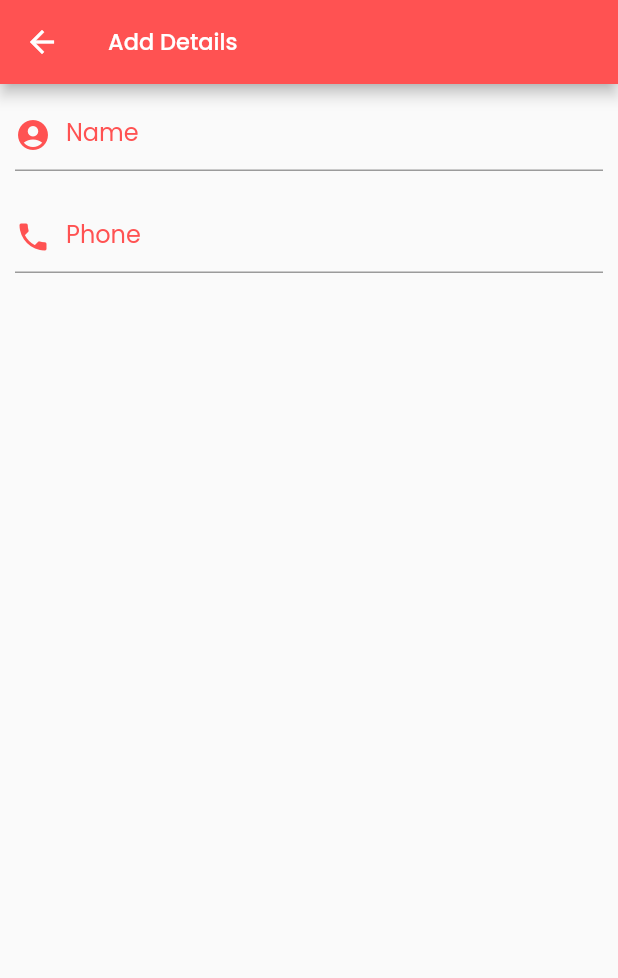
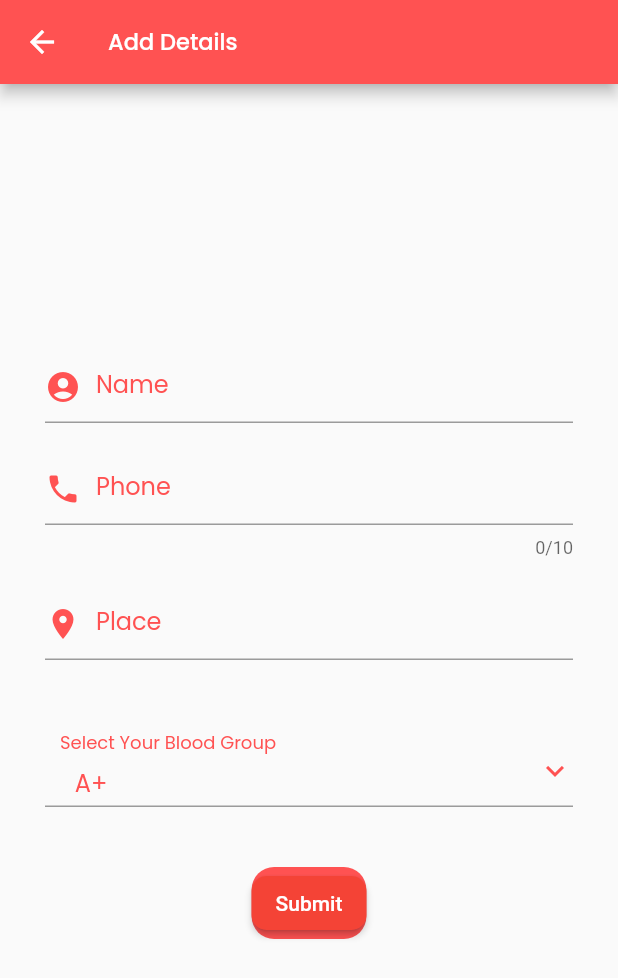
Before and after one commit to abujohnelias/crud_ui, a Flutter app: the details screen opened by its route, on a phone screen of 412 x 824 dp. Shown: the top 978 px of the screen. Run offline on Flutter 3.47's test engine with Material 2 defaults, Android fonts, the phone set to English and light mode, and no system bars; our stand-ins replace google_fonts.

Commit message:
added dropdown button & submit button

```diff
--- /dev/null
+++ b/lib/Constants/Widgets/reUSE_button.dart
@@ -0,0 +1,47 @@
+
+
+import 'package:flutter/material.dart';
+import 'package:flutter/src/widgets/framework.dart';
+import 'package:flutter/src/widgets/placeholder.dart';
+
+class Reusable_EButton extends StatelessWidget {
+  final dynamic? EBUTTON_IconChild;
+  final dynamic? EBUTTON_TextChild;
+  final Color EBUTTON_Color;
+  final Color? EBUTTON_ChildColor;
+  final double? EBUTTON_Width;
+  final double? EBUTTON_Height;
+  final double? EBUTTON_Radious;
+  VoidCallback onPressed;
+  Reusable_EButton({
+    super.key,
+    required this.EBUTTON_Color,
+    required this.onPressed,
+    this.EBUTTON_ChildColor,
+    this.EBUTTON_IconChild,
+    this.EBUTTON_TextChild,
+    this.EBUTTON_Width,
+    this.EBUTTON_Height,
+    this.EBUTTON_Radious,
+  });
+
+  @override
+  Widget build(BuildContext context) {
+    return Padding(
+      padding: const EdgeInsets.fromLTRB(10, 30, 10, 30),
+      child: Container(
+          decoration: BoxDecoration(
+              color: EBUTTON_Color, borderRadius: BorderRadius.circular(15)),
+          child: ElevatedButton(
+            onPressed: onPressed,
+            child: EBUTTON_TextChild,
+            style: ButtonStyle(
+              shape: MaterialStatePropertyAll<RoundedRectangleBorder>(
+                  RoundedRectangleBorder(
+                      borderRadius: BorderRadius.circular(EBUTTON_Radious!))),
+              foregroundColor: MaterialStatePropertyAll(EBUTTON_ChildColor),
+            ),
+          )),
+    );
+  }
+}
--- /dev/null
+++ b/lib/Constants/Widgets/reUSE_textfield.dart
@@ -0,0 +1,50 @@
+import 'package:crud_trial/Constants/color_const.dart';
+import 'package:flutter/material.dart';
+import 'package:flutter/src/widgets/framework.dart';
+import 'package:flutter/src/widgets/placeholder.dart';
+import 'package:google_fonts/google_fonts.dart';
+
+class Textfield extends StatelessWidget {
+  final String TEXTFIELD_label;
+  final TEXTFIELD_icon;
+  int? TEXTFIELD_length;
+  double? TEXTFIELD_border;
+  Textfield({
+    super.key,
+    required this.TEXTFIELD_label,
+    required this.TEXTFIELD_icon,
+    this.TEXTFIELD_length,
+  });
+
+  @override
+  Widget build(BuildContext context) {
+    return Padding(
+      padding: const EdgeInsets.fromLTRB(30, 10, 30, 10),
+      child: TextFormField(
+        cursorColor: ColorConst.red,
+        decoration: InputDecoration(
+          contentPadding: EdgeInsets.only(top: 0),
+          focusedBorder: UnderlineInputBorder(
+            borderSide: BorderSide(color: ColorConst.red, width: 2),
+          ),
+          label: Row(
+            children: [
+              Icon(TEXTFIELD_icon, color: ColorConst.redA),
+              SizedBox(
+                width: 10,
+              ),
+              Text(TEXTFIELD_label,
+                  style: GoogleFonts.poppins(
+                      textStyle: TextStyle(color: ColorConst.redA))),
+              SizedBox(
+                width: 10,
+              ),
+            ],
+          ),
+        ),
+        maxLength: TEXTFIELD_length,
+        // keyboardType: TextInputType.number
+      ),
+    );
+  }
+}
--- a/lib/Constants/Widgets/textfield.dart
+++ /dev/null
@@ -1,31 +0,0 @@
-import 'package:crud_trial/Constants/color_const.dart';
-import 'package:flutter/material.dart';
-import 'package:flutter/src/widgets/framework.dart';
-import 'package:flutter/src/widgets/placeholder.dart';
-import 'package:google_fonts/google_fonts.dart';
-
-class Textfield extends StatelessWidget {
-  final String TEXTFIELD_label;
-  final TEXTFIELD_icon;
-  double?TEXTFIELD_border;
-  Textfield({super.key,required this.TEXTFIELD_label, required this.TEXTFIELD_icon,});
-
-  @override
-  Widget build(BuildContext context) {
-    return Padding(
-      padding: const EdgeInsets.all(10.0),
-      child: TextFormField(
-        cursorColor: ColorConst.redA,
-        decoration: InputDecoration(contentPadding: EdgeInsets.only(top: 0) ,focusedBorder: UnderlineInputBorder(borderSide: BorderSide(color: ColorConst.redA),),
-        label: Row(
-          children: [
-            Icon(TEXTFIELD_icon,color: ColorConst.redA),
-            SizedBox(width: 10,),
-            Text(TEXTFIELD_label,style: GoogleFonts.poppins(textStyle: TextStyle(color: ColorConst.redA))),
-          ],
-        ),
-        ),
-      ),
-    );
-  }
-}
--- a/lib/Constants/color_const.dart
+++ b/lib/Constants/color_const.dart
@@ -1,15 +1,14 @@
-
 import 'package:flutter/material.dart';
 
 class ColorConst {
-
-  static const Color black=Color(0xff000000);
-  static const Color blue=Color(0xff0e70b9);
-  static const Color orange=Color(0xffee741f);
-  static const Color green=Color(0xff16b31c);
-  static const Color white=Colors.white;
-  static const Color purpleA=Colors.purpleAccent;
-  static const Color redA=Colors.redAccent;
-  static  Color borderColor=Colors.grey.shade300;
-  static  Color textMediumColor=Colors.grey.shade700;
+  static const Color black = Color(0xff000000);
+  static const Color blue = Color(0xff0e70b9);
+  static const Color orange = Color(0xffee741f);
+  static const Color green = Color(0xff16b31c);
+  static const Color white = Colors.white;
+  static const Color purpleA = Colors.purpleAccent;
+  static const Color redA = Colors.redAccent;
+    static const Color red = Colors.red;
+  static Color borderColor = Colors.grey.shade300;
+  static Color textMediumColor = Colors.grey.shade700;
 }
--- a/lib/View/add_details.dart
+++ b/lib/View/add_details.dart
@@ -1,9 +1,10 @@
-import 'package:crud_trial/Constants/Widgets/textfield.dart';
+import 'package:crud_trial/Constants/Widgets/reUSE_button.dart';
+import 'package:crud_trial/Constants/Widgets/reUSE_textfield.dart';
 import 'package:crud_trial/Constants/color_const.dart';
 import 'package:flutter/material.dart';
-import 'package:flutter/src/widgets/framework.dart';
-import 'package:flutter/src/widgets/placeholder.dart';
 import 'package:google_fonts/google_fonts.dart';
+
+final group_list = <String>['A+', 'B+', 'AB+', 'O+', 'A-', 'B-', 'AB-', 'O-'];
 
 class details extends StatefulWidget {
   const details({super.key});
@@ -13,16 +14,80 @@ class details extends StatefulWidget {
 }
 
 class _detailsState extends State<details> {
+  String selected_val = group_list.first;
+
   @override
   Widget build(BuildContext context) {
     return Scaffold(
-    appBar: AppBar(title: Text("Add Details",style: GoogleFonts.poppins(color: ColorConst.white,fontSize: 15),),backgroundColor: ColorConst.redA,),
-    body: Column(
-      children: [
-      Textfield(TEXTFIELD_label: "Name", TEXTFIELD_icon: Icons.account_circle_rounded,),
-      Textfield(TEXTFIELD_label: "Phone", TEXTFIELD_icon: Icons.phone,)
-      ],
-    ),
+      appBar: AppBar(
+        title: Text(
+          "Add Details",
+          style: GoogleFonts.poppins(color: ColorConst.white, fontSize: 15),
+        ),
+        backgroundColor: ColorConst.redA,
+      ),
+      body: Column(
+        mainAxisAlignment: MainAxisAlignment.center,
+        crossAxisAlignment: CrossAxisAlignment.center,
+        children: [
+          Textfield(
+            TEXTFIELD_label: "Name",
+            TEXTFIELD_icon: Icons.account_circle_rounded,
+          ),
+          Textfield(
+            TEXTFIELD_label: "Phone",
+            TEXTFIELD_icon: Icons.phone,
+            TEXTFIELD_length: 10,
+          ),
+          Textfield(TEXTFIELD_label: "Place", TEXTFIELD_icon: Icons.place),
+
+          //dropdown button for showing blood group
+
+          Padding(
+            padding: const EdgeInsets.fromLTRB(30, 40, 30, 10),
+            child: DropdownButtonFormField(
+              icon: Icon(Icons.keyboard_arrow_down, color: ColorConst.redA),
+              alignment: AlignmentDirectional.topEnd,
+              borderRadius: BorderRadius.circular(12),
+              decoration: InputDecoration(
+                label: Text("Select Your Blood Group",
+                    style: GoogleFonts.poppins(color: ColorConst.redA)),
+                hoverColor: ColorConst.redA,
+                // disabledBorder: UnderlineInputBorder(borderSide: BorderSide(color: ColorConst.redA)),
+                // enabledBorder: UnderlineInputBorder(borderSide: BorderSide(color: ColorConst.redA)),
+                border: UnderlineInputBorder(
+                    borderSide: BorderSide(
+                  color: ColorConst.redA,
+                )),
+                contentPadding: EdgeInsets.only(
+                  left: 10,
+                ),
+              ),
+              value: selected_val,
+              items: group_list
+                  .map((e) => DropdownMenuItem(
+                        child: Text(e,
+                            style: GoogleFonts.poppins(
+                                textStyle: TextStyle(color: ColorConst.redA))),
+                        value: e,
+                      ))
+                  .toList(),
+              onChanged: (val) {
+                selected_val = val!;
+              },
+            ),
+          ),
+          Reusable_EButton(
+            EBUTTON_Color: ColorConst.redA,
+            onPressed: () {},
+            EBUTTON_TextChild: Text("Submit"),
+            EBUTTON_ChildColor: ColorConst.white,
+            EBUTTON_Radious: 10,
+            EBUTTON_Height: 200,
+            EBUTTON_Width: 450,
+          )
+        ],
+      ),
     );
   }
 }
--- a/lib/main.dart
+++ b/lib/main.dart
@@ -1,4 +1,4 @@
-
+import 'package:crud_trial/Constants/color_const.dart';
 import 'package:crud_trial/View/add_details.dart';
 import 'package:crud_trial/view/homepage.dart';
 import 'package:flutter/material.dart';
@@ -14,10 +14,13 @@ class MyApp extends StatelessWidget {
   @override
   Widget build(BuildContext context) {
     return MaterialApp(
+      theme: ThemeData(primarySwatch: Colors.red
+          // primaryColor: ColorConst.redA
+          ),
       debugShowCheckedModeBanner: false,
       routes: {
-      "/home": (context) => Homepage(),
-      "/add":(context) => details(),
+        "/home": (context) => Homepage(),
+        "/add": (context) => details(),
       },
       initialRoute: '/home',
     );
```
Also changed, not shown: lib/View/homepage.dart (+16 -10 lines), 1 other file.
